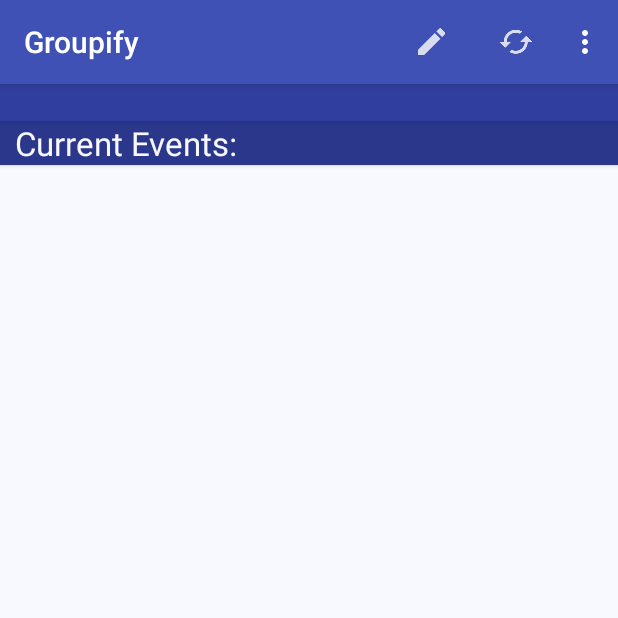
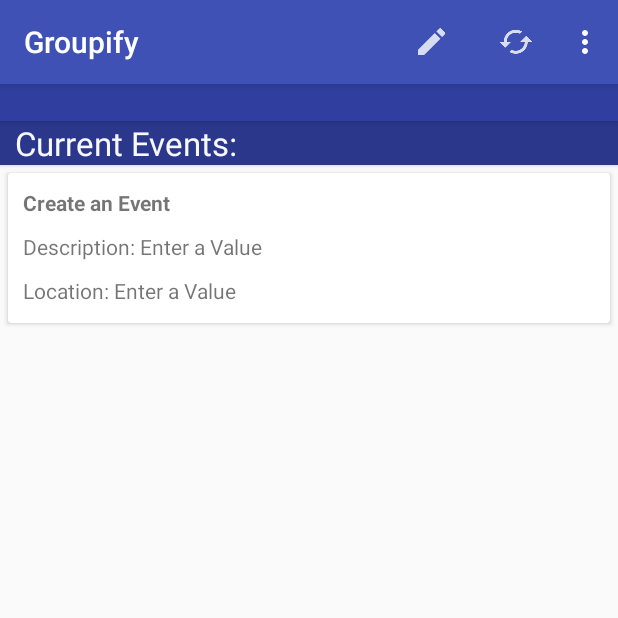
Before and after one commit to NotoriousCurry/Groupify, an Android app: the HomeActivity screen opened directly, with no data from a screen before it, on a phone screen of 412 x 824 dp, the top half of it. Run offline under Robolectric (Android 15) with nearby library versions, the phone set to English and light mode, and no system bars; libraries missing offline, so code that uses them is left out: com.firebase.client; 11 statements that could not run were skipped.

Commit message:
- Major Change (homepage Listview -> Cardview) - Added new XML for cardview - CardActivity now redundant (keeping as a repo for code example)

```diff
--- a/app/build.gradle
+++ b/app/build.gradle
@@ -30,4 +30,6 @@ dependencies {
     compile 'com.android.support:appcompat-v7:23.3.0'
     compile 'com.android.support:design:23.3.0'
     compile 'com.firebase:firebase-client-android:2.5.2+'
+    compile 'com.android.support:cardview-v7:23.3.0'
+    compile 'com.android.support:recyclerview-v7:23.3.0'
 }
--- a/app/src/main/java/com/tssssa/sgaheer/groupify/HomeActivity.java
+++ b/app/src/main/java/com/tssssa/sgaheer/groupify/HomeActivity.java
@@ -2,10 +2,12 @@ package com.tssssa.sgaheer.groupify;
 
 import android.content.Context;
 import android.content.Intent;
-import android.support.v4.view.ViewPager;
 import android.os.Bundle;
 import android.support.v7.app.AppCompatActivity;
+import android.support.v7.widget.LinearLayoutManager;
+import android.support.v7.widget.RecyclerView;
 import android.support.v7.widget.Toolbar;
+import android.util.Log;
 import android.view.Menu;
 import android.view.MenuItem;
 import android.view.View;
@@ -24,17 +26,20 @@ import java.util.ArrayList;
 
 public class HomeActivity extends AppCompatActivity {
     private Firebase mFirebaseRef;
+    private RecyclerView mRecyclerView;
+    private RecyclerView.Adapter mAdapter;
+    private RecyclerView.LayoutManager mLayoutManager;
     private Toolbar homeToolbar;
     private TextView intro;
-    private ListView homeEvents;
     private Toast toast;
     private CharSequence toastText;
     private Context context;
-    private ArrayList<String> eventList = new ArrayList<String>();
+    private ArrayList<GEvents> eventList = new ArrayList<GEvents>();
     private ArrayAdapter<String> eventAdapter;
     private String usr;
+
+    private static String LOG_TAG = "CardView Activity";
     public final static String LOGOUT_MESSAGE = "com.tssssa.groupify.LOGOUT";
-    public static final int NUM_ITEMS = 3;
 
     @Override
     protected void onCreate(Bundle savedInstanceState) {
@@ -50,14 +55,16 @@ public class HomeActivity extends AppCompatActivity {
         homeToolbar = (Toolbar) findViewById(R.id.home_toolbar);
         setSupportActionBar(homeToolbar);
 
-        homeEvents = (ListView) findViewById(R.id.home_listview_events);
-        homeEvents.setBackgroundColor(getResources().getColor(R.color.ghostWhite));
-        homeEvents.setOnItemClickListener(new AdapterView.OnItemClickListener() {
-            @Override
-            public void onItemClick(AdapterView<?> parent, View view, int position, long id) {
-                toast.makeText(getApplicationContext(), "List Number " + position, Toast.LENGTH_SHORT).show();
-            }
-        });
+        mRecyclerView = (RecyclerView) findViewById(R.id.my_recycler_view);
+        mRecyclerView.setHasFixedSize(true);
+        mLayoutManager = new LinearLayoutManager(this);
+        mRecyclerView.setLayoutManager(mLayoutManager);
+
+        GEvents redundant = new GEvents("Create an Event", "Enter a Value", "Enter a Value", "Test Attendees");
+        eventList.add(redundant);
+        mAdapter = new MyRecyclerViewAdapter(eventList);
+        mRecyclerView.setAdapter(mAdapter);
+        createList();
 
         Firebase evRef = new Firebase("https://dazzling-heat-7399.firebaseio.com/events");
         evRef.addValueEventListener(new ValueEventListener() {
@@ -101,6 +108,18 @@ public class HomeActivity extends AppCompatActivity {
         }
     }
 
+    @Override
+    protected void onResume() {
+        super.onResume();
+        ((MyRecyclerViewAdapter) mAdapter).setOnItemClickListener(new MyRecyclerViewAdapter
+                .MyClickListener() {
+            @Override
+            public void onItemClick(int position, View v) {
+                Log.i(LOG_TAG, "Clcked on Item" + position);
+            }
+        });
+    }
+
     protected void onNewIntent(Intent intent) {
             super.onNewIntent(intent);
             String message = intent.getStringExtra(CEventActivity.CREATE_MESSAGE);
@@ -141,9 +160,12 @@ public class HomeActivity extends AppCompatActivity {
         finish();
     }
 
-    private void updateEventList(ArrayList<String> arList) {
-        eventAdapter = new ArrayAdapter<String>(this, android.R.layout.simple_list_item_1, arList);
-        homeEvents.setAdapter(eventAdapter);
+    private void updateEventList(ArrayList<GEvents> arList) {
+        int fillTest = arList.size();
+        if (fillTest != 0) {
+            mAdapter = new MyRecyclerViewAdapter(arList);
+            mRecyclerView.setAdapter(mAdapter);
+        }
     }
 
     private void createList() {
@@ -166,8 +188,12 @@ public class HomeActivity extends AppCompatActivity {
                     eventsRef.child(key).addListenerForSingleValueEvent(new ValueEventListener() {
                         @Override
                         public void onDataChange(DataSnapshot dataSnapshot) {
-                            String key = dataSnapshot.child("name").getValue().toString();
-                            eventList.add(key);
+                            String name = dataSnapshot.child("name").getValue().toString();
+                            String desc = dataSnapshot.child("description").getValue().toString();
+                            String loc = dataSnapshot.child("location").getValue().toString();
+                            String idd = dataSnapshot.child("id").getValue().toString();
+                            GEvents ev = new GEvents(name, loc, desc, "attendees");
+                            eventList.add(ev);
                             updateEventList(eventList);
                         }
                         @Override
--- /dev/null
+++ b/app/src/main/java/com/tssssa/sgaheer/groupify/MyRecyclerViewAdapter.java
@@ -0,0 +1,82 @@
+package com.tssssa.sgaheer.groupify;
+
+import android.support.v7.widget.RecyclerView;
+import android.util.Log;
+import android.view.LayoutInflater;
+import android.view.View;
+import android.view.ViewGroup;
+import android.widget.TextView;
+
+import java.util.ArrayList;
+
+/**
+ * Created by sgaheer on 10/05/2016.
+ */
+public class MyRecyclerViewAdapter extends RecyclerView.Adapter<MyRecyclerViewAdapter
+        .GEventsHolder> {
+    private static String LOG_TAG = "MyRecyclerViewAdapter";
+    private ArrayList<GEvents> mDataSet;
+    private static MyClickListener myClickListener;
+
+    public static class GEventsHolder extends RecyclerView.ViewHolder
+            implements View.OnClickListener {
+        TextView name;
+        TextView description;
+        TextView location;
+
+        public GEventsHolder(View vv) {
+            super(vv);
+            name = (TextView) vv.findViewById(R.id.ecvText1);
+            description = (TextView) vv.findViewById(R.id.ecvText2);
+            location = (TextView) vv.findViewById(R.id.ecvText3);
+            Log.i(LOG_TAG, "Adding Listener");
+            vv.setOnClickListener(this);
+        }
+
+        @Override
+        public void onClick(View v) {
+            myClickListener.onItemClick(getAdapterPosition(), v);
+        }
+    }
+
+    public void setOnItemClickListener(MyClickListener myClickListener) {
+        this.myClickListener = myClickListener;
+    }
+
+    public MyRecyclerViewAdapter(ArrayList<GEvents> myDataset) {
+        this.mDataSet = myDataset;
+    }
+
+    @Override
+    public GEventsHolder onCreateViewHolder(ViewGroup parent, int viewType) {
+        View view = LayoutInflater.from(parent.getContext()).inflate(R.layout.event_card_row,
+                parent, false);
+        GEventsHolder gEventsHolder = new GEventsHolder(view);
+        return gEventsHolder;
+    }
+
+    @Override
+    public void onBindViewHolder(GEventsHolder holder, int position) {
+        holder.name.setText(mDataSet.get(position).getName());
+        holder.description.setText("Description: " + mDataSet.get(position).getDescription());
+        holder.location.setText("Location: " + mDataSet.get(position).getLocation());
+    }
+
+    public void addItem(GEvents eve) {
+        mDataSet.add(eve);
+    }
+
+    public void deleteItem(int index) {
+        mDataSet.remove(index);
+        notifyItemRemoved(index);
+    }
+
+    @Override
+    public int getItemCount() {
+        return mDataSet.size();
+    }
+
+    public interface MyClickListener {
+        public void onItemClick(int position, View v);
+    }
+}
--- a/app/src/main/res/layout/activity_home.xml
+++ b/app/src/main/res/layout/activity_home.xml
@@ -1,9 +1,9 @@
 <?xml version="1.0" encoding="utf-8"?>
 <LinearLayout xmlns:android="http://schemas.android.com/apk/res/android"
+    xmlns:app="http://schemas.android.com/apk/res-auto"
     xmlns:tools="http://schemas.android.com/tools"
     android:layout_width="match_parent"
     android:layout_height="match_parent"
-    xmlns:app="http://schemas.android.com/apk/res-auto"
     android:gravity="center_horizontal"
     android:orientation="vertical"
     android:paddingBottom="@dimen/activity_vertical_margin"
@@ -15,35 +15,35 @@
         android:layout_height="wrap_content"
         android:background="?attr/colorPrimary"
         android:elevation="5dp"
-        app:theme="@style/ThemeOverlay.AppCompat.Dark.ActionBar"
         app:popupTheme="@style/ThemeOverlay.AppCompat.Light"
-        />
+        app:theme="@style/ThemeOverlay.AppCompat.Dark.ActionBar" />
 
     <TextView
+        android:id="@+id/home_textView"
         android:layout_width="match_parent"
         android:layout_height="wrap_content"
-        android:textAppearance="?android:attr/textAppearanceMedium"
+        android:layout_gravity="center_horizontal"
+        android:elevation="3dp"
         android:textAlignment="center"
-        android:id="@+id/home_textView"
-        android:elevation="3dp"
-        android:layout_gravity="center_horizontal" />
+        android:textAppearance="?android:attr/textAppearanceMedium" />
 
     <TextView
+        android:id="@+id/home_constantTextView"
         android:layout_width="match_parent"
         android:layout_height="wrap_content"
-        android:textAppearance="?android:attr/textAppearanceLarge"
-        android:text="Current Events:"
+        android:layout_gravity="center_horizontal"
         android:background="@color/colorPrimaryDarker"
-        android:textColor="@color/ghostWhite"
-        android:id="@+id/home_constantTextView"
         android:elevation="2dp"
         android:paddingLeft="10dp"
-        android:layout_gravity="center_horizontal" />
+        android:text="Current Events:"
+        android:textAppearance="?android:attr/textAppearanceLarge"
+        android:textColor="@color/ghostWhite" />
 
-    <ListView
-        android:id="@+id/home_listview_events"
+
+    <android.support.v7.widget.RecyclerView
+        android:id="@+id/my_recycler_view"
         android:layout_width="match_parent"
         android:layout_height="match_parent"
-        android:elevation="1dp">
-    </ListView>
+        android:scrollbars="vertical" />
+
 </LinearLayout>
--- /dev/null
+++ b/app/src/main/res/layout/event_card_row.xml
@@ -0,0 +1,44 @@
+<?xml version="1.0" encoding="utf-8"?>
+<LinearLayout xmlns:android="http://schemas.android.com/apk/res/android"
+    xmlns:card_view="http://schemas.android.com/apk/res-auto"
+    android:orientation="vertical"
+    android:layout_width="match_parent"
+    android:layout_height="110dp">
+
+    <android.support.v7.widget.CardView
+        android.id="@+id/events_card_view"
+        android:layout_gravity="center"
+        android:layout_width="fill_parent"
+        android:layout_height="100dp"
+        android:layout_margin="5dp"
+        card_view:cardCornerRadius="2dp"
+        card_view:contentPadding="10dp">
+
+        <RelativeLayout
+            android:layout_width="fill_parent"
+            android:layout_height="fill_parent">
+
+            <TextView
+                android:id="@+id/ecvText1"
+                android:layout_width="wrap_content"
+                android:layout_height="wrap_content"
+                android:textStyle="bold"
+                android:layout_alignParentTop="true"/>
+
+            <TextView
+                android:id="@+id/ecvText2"
+                android:layout_width="wrap_content"
+                android:layout_height="wrap_content"
+                android:layout_marginTop="10dp"
+                android:layout_below="@+id/ecvText1"/>
+
+            <TextView
+                android:id="@+id/ecvText3"
+                android:layout_width="wrap_content"
+                android:layout_height="wrap_content"
+                android:layout_marginTop="10dp"
+                android:layout_below="@+id/ecvText2"/>
+        </RelativeLayout>
+    </android.support.v7.widget.CardView>
+
+</LinearLayout>
```
Also changed, not shown: app/src/main/AndroidManifest.xml (+5 -4 lines), app/src/main/java/com/tssssa/sgaheer/groupify/CardActivity.java (added, +125 -0 lines), app/src/main/res/layout/activity_card.xml (added, +14 -0 lines).
